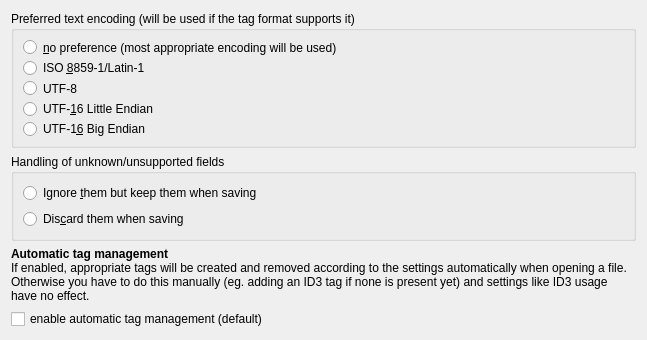
The window that gui/tagprocessinggeneraloptionpage.ui (Martchus/tageditor) describes before a commit, drawn with Qt 5.
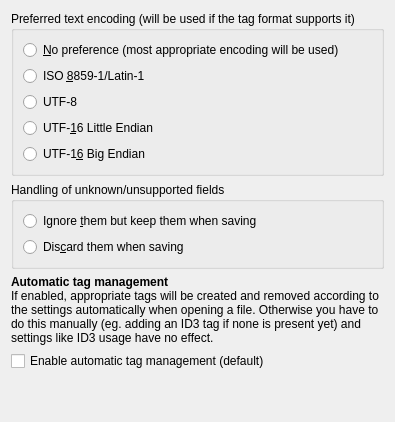
The same window after the commit.

Commit message: Improve consistency of labels within settings

```diff
--- a/gui/tagprocessinggeneraloptionpage.ui
+++ b/gui/tagprocessinggeneraloptionpage.ui
@@ -2,14 +2,6 @@
 <ui version="4.0">
  <class>QtGui::TagProcessingGeneralOptionPage</class>
  <widget class="QWidget" name="QtGui::TagProcessingGeneralOptionPage">
-  <property name="geometry">
-   <rect>
-    <x>0</x>
-    <y>0</y>
-    <width>647</width>
-    <height>330</height>
-   </rect>
-  </property>
   <property name="windowTitle">
    <string>General</string>
   </property>
@@ -26,7 +18,7 @@
       <item>
        <widget class="QRadioButton" name="autoRadioButton">
         <property name="text">
-         <string>&amp;no preference (most appropriate encoding will be used)</string>
+         <string>&amp;No preference (most appropriate encoding will be used)</string>
         </property>
         <attribute name="buttonGroup">
          <string notr="true">preferredTextEncodingButtonGroup</string>
@@ -119,7 +111,7 @@
    <item>
     <widget class="QCheckBox" name="autoTagManagementCheckBox">
      <property name="text">
-      <string>enable automatic tag management (default)</string>
+      <string>Enable automatic tag management (default)</string>
      </property>
     </widget>
    </item>
```
Left out of the diff: 2 changed lines with no effect on the pictures. The commit also changes 1 other file.
